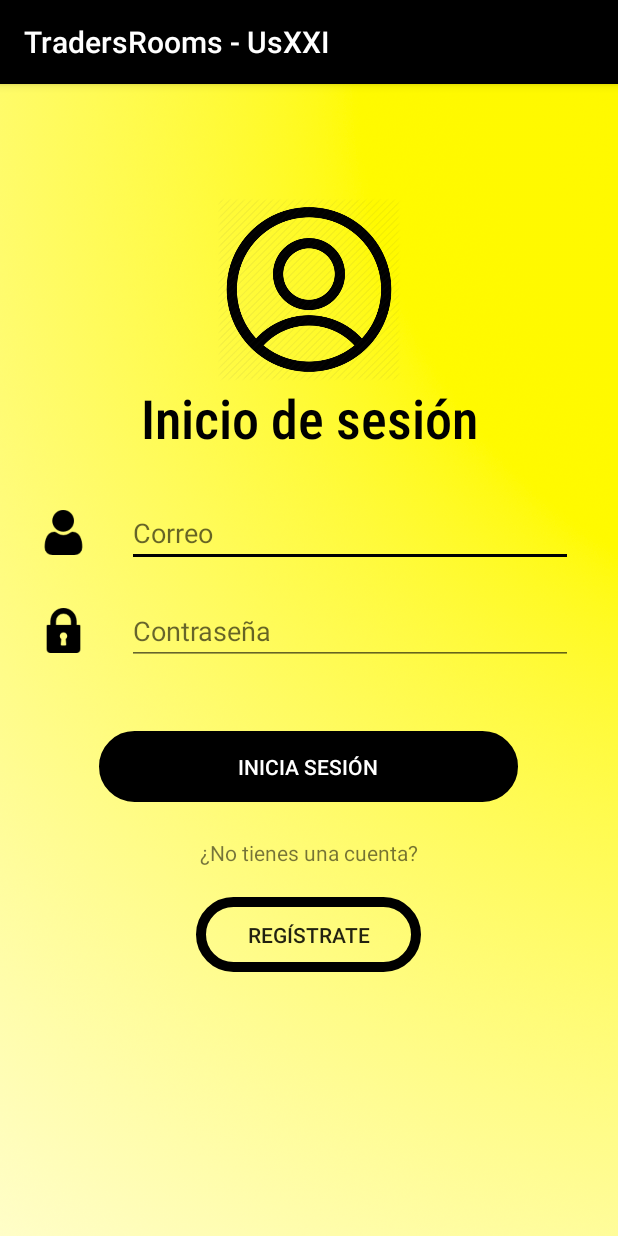
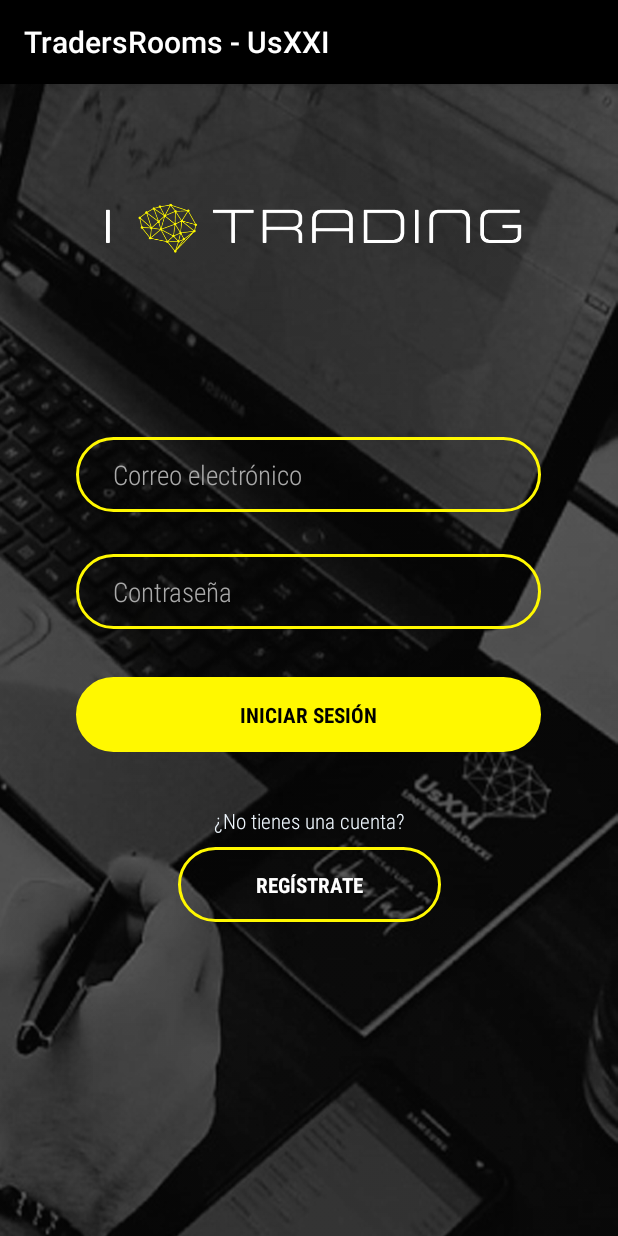
Before and after one commit to santiagocorrea6/TradersRoom, an Android app: the screen it shows after launch (LoginActivity), on a phone screen of 412 x 824 dp. Run offline under Robolectric (Android 15) with nearby library versions, the phone set to English and light mode, and no system bars; our stand-ins replace Firebase (no records; nobody signed in at launch, a user with empty details on screens opened directly).

Commit message:
Diseño completo - login

```diff
--- /dev/null
+++ b/app/src/main/res/drawable/input_field.xml
@@ -0,0 +1,7 @@
+<?xml version="1.0" encoding="utf-8"?>
+<shape android:shape="rectangle" xmlns:android="http://schemas.android.com/apk/res/android">
+    <solid android:color="@color/white"/>
+    <corners android:radius="50dp"/>
+    <padding android:left="25sp"/>
+
+</shape>
--- a/app/src/main/res/drawable/ovalo.xml
+++ b/app/src/main/res/drawable/ovalo.xml
@@ -6,10 +6,12 @@
         android:width="150dp"
         android:height="50dp"></size>
 
-    <corners android:radius="25dp"></corners>
+    <corners android:radius="50dp"></corners>
 
     <stroke
-        android:width="10px"
-        android:color="@color/black"></stroke>
+        android:width="3px"
+        android:color="@color/AmarilloUsXXI"></stroke>
+    <padding android:left="25sp"/>
+    <padding android:right="25sp"/>
 
 </shape>
--- a/app/src/main/res/layout/activity_login.xml
+++ b/app/src/main/res/layout/activity_login.xml
@@ -4,154 +4,120 @@
     xmlns:tools="http://schemas.android.com/tools"
     android:layout_width="match_parent"
     android:layout_height="match_parent"
-    android:background="@drawable/fondo2"
+    android:background="@drawable/fondologin1"
     tools:context=".LoginActivity">
 
     <ScrollView
         android:layout_width="match_parent"
-        android:layout_height="match_parent">
+        android:layout_height="match_parent"
+        android:layout_marginBottom="4dp"
+        app:layout_constraintBottom_toBottomOf="parent"
+        app:layout_constraintEnd_toEndOf="parent"
+        app:layout_constraintHorizontal_bias="0.0"
+        app:layout_constraintStart_toStartOf="parent">
 
-        <LinearLayout
+        <androidx.constraintlayout.widget.ConstraintLayout
             android:layout_width="match_parent"
-            android:layout_height="wrap_content"
-            android:orientation="vertical">
-
-            <ImageView
-                android:id="@+id/imageView3"
-                android:layout_width="wrap_content"
-                android:layout_height="122dp"
-                android:layout_marginStart="50dp"
-                android:layout_marginTop="76dp"
-                android:layout_marginEnd="50dp"
-                app:srcCompat="@drawable/user2" />
-
-            <TextView
-                android:id="@+id/textView4"
-                android:layout_width="match_parent"
-                android:layout_height="match_parent"
-                android:fontFamily="sans-serif-condensed-medium"
-                android:shadowColor="@color/black"
-                android:text="@string/inicio"
-                android:textAlignment="center"
-                android:textColor="@color/black"
-                android:textSize="36sp" />
-
-            <LinearLayout
-                android:layout_width="match_parent"
-                android:layout_height="match_parent"
-                android:layout_marginTop="30dp"
-                android:orientation="horizontal">
-
-                <ImageView
-                    android:id="@+id/imageView5"
-                    android:layout_width="wrap_content"
-                    android:layout_height="30dp"
-                    android:layout_gravity="center_horizontal|center_vertical"
-                    android:layout_weight="0.2"
-                    app:srcCompat="@drawable/user" />
-
-                <EditText
-                    android:id="@+id/et_email"
-                    android:layout_width="wrap_content"
-                    android:layout_height="wrap_content"
-                    android:layout_gravity="center_horizontal|center_vertical"
-                    android:layout_marginRight="30dp"
-                    android:layout_weight="0.8"
-                    android:ems="10"
-                    android:gravity="center_vertical"
-                    android:hint="@string/Correo"
-                    android:inputType="textEmailAddress"
-                    android:textColor="@color/black" />
-            </LinearLayout>
-
-            <LinearLayout
-                android:layout_width="match_parent"
-                android:layout_height="match_parent"
-                android:layout_marginTop="20dp"
-                android:orientation="horizontal">
-
-                <ImageView
-                    android:id="@+id/imageView4"
-                    android:layout_width="wrap_content"
-                    android:layout_height="30dp"
-                    android:layout_gravity="center_vertical"
-                    android:layout_weight="0.2"
-                    app:srcCompat="@drawable/lock" />
-
-                <EditText
-                    android:id="@+id/et_pass"
-                    android:layout_width="wrap_content"
-                    android:layout_height="wrap_content"
-                    android:layout_gravity="center_horizontal|center_vertical"
-                    android:layout_marginRight="30dp"
-                    android:layout_weight="0.8"
-                    android:ems="10"
-                    android:hint="@string/contrasena"
-                    android:inputType="textPassword"
-                    android:textColor="@color/black" />
-
-            </LinearLayout>
-
-            <Button
-                android:id="@+id/bt_ingresar"
-                android:layout_width="279dp"
-                android:layout_height="47dp"
-                android:layout_gravity="center_horizontal|center_vertical"
-                android:layout_marginStart="50dp"
-                android:layout_marginTop="44dp"
-                android:layout_marginEnd="50dp"
-                android:background="@drawable/ovalo"
-                android:backgroundTint="@color/black"
-                android:text="Inicia sesión"
-                android:textColor="@color/white" />
+            android:layout_height="match_parent">
 
             <TextView
                 android:id="@+id/textView5"
                 android:layout_width="wrap_content"
                 android:layout_height="wrap_content"
                 android:layout_gravity="center_horizontal|center_vertical"
-                android:layout_marginStart="50dp"
-                android:layout_marginTop="24dp"
-                android:layout_marginEnd="50dp"
-                android:text="@string/reg" />
+                android:layout_marginTop="36dp"
+                android:fontFamily="sans-serif-condensed-light"
+                android:text="@string/reg"
+                android:textColor="@color/aliceblue"
+                app:layout_constraintEnd_toEndOf="parent"
+                app:layout_constraintStart_toStartOf="parent"
+                app:layout_constraintTop_toBottomOf="@+id/bt_ingresar" />
+
+            <Button
+                android:id="@+id/bt_ingresar"
+                android:layout_width="310dp"
+                android:layout_height="50dp"
+                android:layout_gravity="center_horizontal|center_vertical"
+                android:layout_marginTop="32dp"
+                android:background="@drawable/ovalo"
+                android:backgroundTint="@color/AmarilloUsXXI"
+                android:fontFamily="sans-serif-condensed"
+                android:text="@string/iniciarsesion"
+                android:textColor="@android:color/black"
+                android:textStyle="bold"
+                app:layout_constraintEnd_toEndOf="parent"
+                app:layout_constraintHorizontal_bias="0.495"
+                app:layout_constraintStart_toStartOf="parent"
+                app:layout_constraintTop_toBottomOf="@+id/et_pass" />
 
             <Button
                 android:id="@+id/bt_registro"
-                android:layout_width="wrap_content"
-                android:layout_height="wrap_content"
+                android:layout_width="175dp"
+                android:layout_height="50dp"
                 android:layout_gravity="center_horizontal|center_vertical"
-                android:layout_marginTop="20dp"
+                android:layout_marginTop="8dp"
                 android:background="@drawable/ovalo"
-                android:text="Regístrate" />
+                android:fontFamily="sans-serif-condensed"
+                android:text="@string/registrate"
+                android:textColor="@color/white"
+                android:textStyle="bold"
+                app:layout_constraintEnd_toEndOf="parent"
+                app:layout_constraintStart_toStartOf="parent"
+                app:layout_constraintTop_toBottomOf="@+id/textView5" />
 
-            <TextView
-                android:id="@+id/tv_correo2"
-                android:layout_width="wrap_content"
-                android:layout_height="wrap_content"
-                android:shadowColor="@color/white" />
+            <EditText
+                android:id="@+id/et_pass"
+                android:layout_width="310dp"
+                android:layout_height="50dp"
+                android:layout_gravity="center_horizontal|center_vertical"
+                android:layout_marginTop="28dp"
+                android:layout_weight="0.8"
+                android:background="@drawable/ovalo"
+                android:ems="10"
+                android:fontFamily="sans-serif-condensed-light"
+                android:hint="@string/contrasena"
+                android:inputType="textPassword"
+                android:textColor="@color/white"
+                android:textColorHint="@android:color/darker_gray"
+                app:layout_constraintEnd_toEndOf="parent"
+                app:layout_constraintHorizontal_bias="0.495"
+                app:layout_constraintStart_toStartOf="parent"
+                app:layout_constraintTop_toBottomOf="@+id/et_email" />
 
-        </LinearLayout>
+            <EditText
+                android:id="@+id/et_email"
+                android:layout_width="310dp"
+                android:layout_height="50dp"
+                android:layout_gravity="center_horizontal|center_vertical"
+                android:layout_marginTop="80dp"
+                android:layout_weight="0.8"
+                android:background="@drawable/ovalo"
+                android:ems="10"
+                android:fontFamily="sans-serif-condensed-light"
+                android:gravity="center_vertical"
+                android:hint="@string/Correo"
+                android:inputType="textEmailAddress"
+                android:textColor="@color/white"
+                android:textColorHint="@android:color/darker_gray"
+                app:layout_constraintEnd_toEndOf="parent"
+                app:layout_constraintHorizontal_bias="0.495"
+                app:layout_constraintStart_toStartOf="parent"
+                app:layout_constraintTop_toBottomOf="@+id/imageView6" />
+
+            <ImageView
+                android:id="@+id/imageView6"
+                android:layout_width="340dp"
+                android:layout_height="115dp"
+                android:layout_marginStart="10dp"
+                android:layout_marginTop="40dp"
+                android:layout_marginEnd="10dp"
+                app:layout_constraintEnd_toEndOf="parent"
+                app:layout_constraintHorizontal_bias="0.49"
+                app:layout_constraintStart_toStartOf="parent"
+                app:layout_constraintTop_toTopOf="parent"
+                app:srcCompat="@drawable/iloveusxxi1" />
+
+        </androidx.constraintlayout.widget.ConstraintLayout>
     </ScrollView>
 
-    <TextView
-        android:id="@+id/tv_pass2"
-        android:layout_width="wrap_content"
-        android:layout_height="wrap_content"
-        android:shadowColor="@color/slategray"
-        android:textSize="24sp"
-        app:layout_constraintBottom_toBottomOf="parent"
-        app:layout_constraintEnd_toEndOf="parent"
-        app:layout_constraintHorizontal_bias="0.072"
-        app:layout_constraintStart_toStartOf="parent" />
-
-    <TextView
-        android:id="@+id/tv_login"
-        android:layout_width="wrap_content"
-        android:layout_height="wrap_content"
-        android:shadowColor="@color/white"
-        app:layout_constraintBottom_toBottomOf="parent"
-        app:layout_constraintEnd_toEndOf="parent"
-        app:layout_constraintHorizontal_bias="0.038"
-        app:layout_constraintStart_toStartOf="parent" />
-
 </androidx.constraintlayout.widget.ConstraintLayout>
--- a/app/src/main/res/values/colors.xml
+++ b/app/src/main/res/values/colors.xml
@@ -1,6 +1,7 @@
 <?xml version="1.0" encoding="utf-8"?>
 <resources>
     <color name="colorPrimary">#3F51B5</color>
+    <color name="AmarilloUsXXI">#FFF800</color>
     <color name="colorPrimaryDark">#303F9F</color>
     <color name="colorAccent">#FF4081</color>
     <item name="black" type="color">#000000</item>
--- a/app/src/main/res/values/strings.xml
+++ b/app/src/main/res/values/strings.xml
@@ -2,7 +2,7 @@
     <string name="app_name">TradersRooms - UsXXI</string>
     <string name="titulo">titulo</string>
     <string name="telefono">Teléfono</string>
-    <string name="Correo">Correo</string>
+    <string name="Correo">Correo electrónico</string>
     <string name="Formulario">Formulario de Registro</string>
     <string name="contrasena">Contraseña</string>
     <string name="nombre">Nombre</string>
@@ -104,4 +104,7 @@
     <string name="rentabilidad">Rentabilidad:</string>
     <string name="resultado">"Resultado: "</string>
     <string name="resumenBitacora">Resumen bitácora</string>
+    <string name="resgistrate">Regístrate</string>
+    <string name="registrate">Regístrate</string>
+    <string name="iniciarsesion">Iniciar sesión</string>
 </resources>
--- a/app/src/main/res/values/styles.xml
+++ b/app/src/main/res/values/styles.xml
@@ -3,8 +3,8 @@
     <style name="AppTheme" parent="Theme.AppCompat.Light.DarkActionBar">
         <!-- Customize your theme here. -->
         <item name="colorPrimary">@color/black</item>
-        <item name="colorPrimaryDark">@color/black</item>
-        <item name="colorAccent">@color/black</item>
+        <item name="colorPrimaryDark">#1C1C1C</item>
+        <item name="colorAccent">#1C1C1C</item>
     </style>
 
     <style name="AppTheme.NoActionBar">
```
Also changed, not shown: app/src/main/res/drawable/fondologin1.png (added), app/src/main/res/drawable/iloveusxxi1.png (added).
